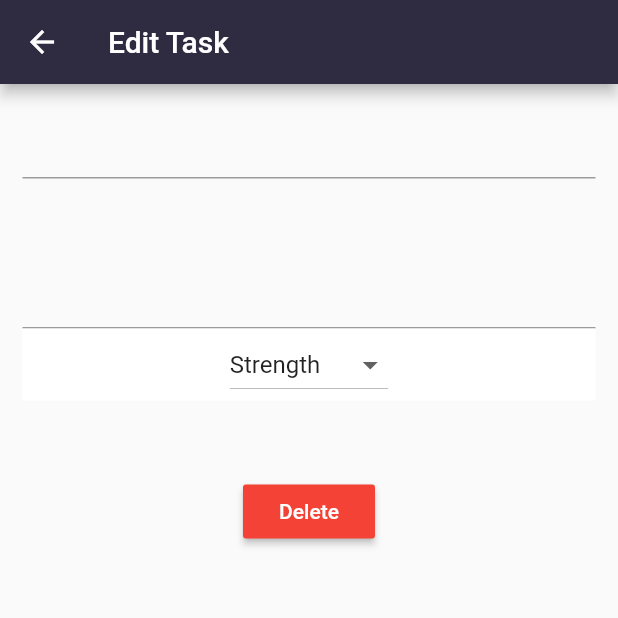
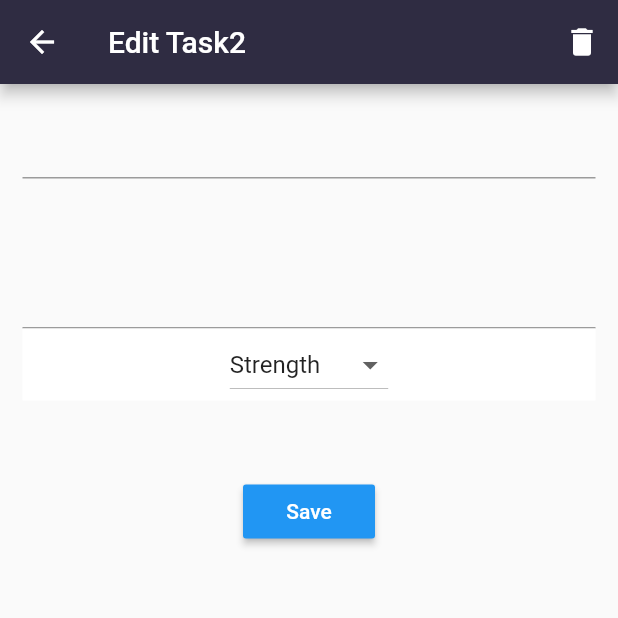
Before and after one commit to YessicaSD/Livid-FlutterApp, a Flutter app: the EditTask screen opened directly with empty values, on a phone screen of 412 x 824 dp, the top half of it. Run offline on Flutter 3.47's test engine with Material 2 defaults, Android fonts, the phone set to English and light mode, and no system bars; our stand-ins replace cloud_firestore, percent_indicator; missing offline and left inert: dart:ffi; accounts and stored records are empty.

Commit message:
now you can edit tasks

```diff
--- a/lividcode/lib/mainScreen/EditTask.dart
+++ b/lividcode/lib/mainScreen/EditTask.dart
@@ -20,7 +20,23 @@ class EditTask extends StatelessWidget {
   Widget build(BuildContext context) {
     return Scaffold(
       appBar: AppBar(
-        title: Text('Edit Task'),
+        title: Text('Edit Task2'),
+        actions: <Widget>[
+          IconButton(
+            onPressed: () {
+              return Firestore.instance
+                  .collection('users')
+                  .document(user)
+                  .collection('DoingTasks')
+                  .document(task.id)
+                  .delete()
+                  .then((val) {
+                Navigator.of(context).pop();
+              });
+            },
+            icon: Icon(Icons.delete),
+          )
+        ],
       ),
       body: Padding(
         padding: const EdgeInsets.all(15.0),
@@ -34,15 +50,22 @@ class EditTask extends StatelessWidget {
               maxLines: 4,
             ),
             ComboWidget(type, user, task.id),
-            SizedBox(height: 50,),
+            SizedBox(
+              height: 50,
+            ),
             RaisedButton(
               onPressed: () {
-                return Firestore.instance.collection('users').document(user).collection('DoingTasks').document(task.id).delete().then((val){
-                  Navigator.of(context).pop();
-                });
+                Firestore.instance
+                    .document('users/$user/DoingTasks/${task.id}')
+                    .setData(
+                        Task(name.text, description.text, type).toFirebase());
+                Navigator.of(context).pop();
               },
-              child: Text('Delete',style: TextStyle(color: Colors.white),),
-              color: Colors.red,
+              child: Text(
+                'Save',
+                style: TextStyle(color: Colors.white),
+              ),
+              color: Theme.of(context).accentColor,
             )
           ],
         ),
```
